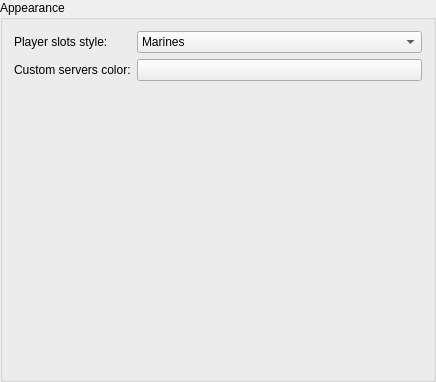
The window that src/gui/cfgAppearance.ui (Destroyerrrocket/doomseeker-unofficial) describes before a commit, drawn with Qt 5.
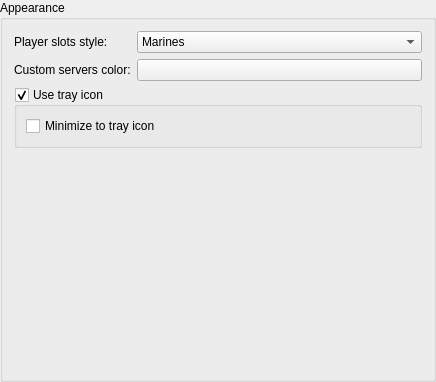
The same window after the commit.

Commit message: - Fixed: Wadseeker didn't handle properly <A HREF>s that started with '/' character. - Added: Tray icon. Minimizing to tray icon doesn't work properly (yet). Also some status info needs to be added to the tray icon in the future. - Fixed: one widget in cfgQuery.ui was not named properly.

```diff
--- a/src/gui/cfgAppearance.ui
+++ b/src/gui/cfgAppearance.ui
@@ -16,24 +16,17 @@
   <property name="title">
    <string>Appearance</string>
   </property>
+  <layout class="QVBoxLayout" name="verticalLayout">
+   <item>
   <layout class="QFormLayout" name="formLayout">
-   <property name="fieldGrowthPolicy">
-    <enum>QFormLayout::ExpandingFieldsGrow</enum>
-   </property>
-   <property name="labelAlignment">
-    <set>Qt::AlignLeading|Qt::AlignLeft|Qt::AlignVCenter</set>
-   </property>
-   <property name="formAlignment">
-    <set>Qt::AlignLeading|Qt::AlignLeft|Qt::AlignTop</set>
-   </property>
-   <item row="1" column="0">
+     <item row="0" column="0">
     <widget class="QLabel" name="label_5">
      <property name="text">
       <string>Player slots style:</string>
      </property>
     </widget>
    </item>
-   <item row="1" column="1">
+     <item row="0" column="1">
     <widget class="QComboBox" name="slotStyle">
      <property name="sizePolicy">
       <sizepolicy hsizetype="Expanding" vsizetype="Fixed">
@@ -58,14 +51,14 @@
      </item>
     </widget>
    </item>
-   <item row="2" column="0">
+     <item row="1" column="0">
     <widget class="QLabel" name="label_6">
      <property name="text">
       <string>Custom servers color:</string>
      </property>
     </widget>
    </item>
-   <item row="2" column="1">
+     <item row="1" column="1">
     <widget class="QPushButton" name="btnCustomServersColor">
      <property name="sizePolicy">
       <sizepolicy hsizetype="Expanding" vsizetype="Fixed">
@@ -77,6 +70,40 @@
       <string/>
      </property>
     </widget>
+     </item>
+    </layout>
+   </item>
+   <item>
+    <widget class="QGroupBox" name="gboUseTrayIcon">
+     <property name="title">
+      <string>Use tray icon</string>
+     </property>
+     <property name="checkable">
+      <bool>true</bool>
+     </property>
+     <layout class="QVBoxLayout" name="verticalLayout_2">
+      <item>
+       <widget class="QCheckBox" name="cbMinimizeToTrayIcon">
+        <property name="text">
+         <string>Minimize to tray icon</string>
+        </property>
+       </widget>
+      </item>
+     </layout>
+    </widget>
+   </item>
+   <item>
+    <spacer name="verticalSpacer">
+     <property name="orientation">
+      <enum>Qt::Vertical</enum>
+     </property>
+     <property name="sizeHint" stdset="0">
+      <size>
+       <width>20</width>
+       <height>40</height>
+      </size>
+     </property>
+    </spacer>
    </item>
   </layout>
  </widget>
```
Lines whose indentation alone changed are shown as unchanged. The commit also changes 7 other files.
